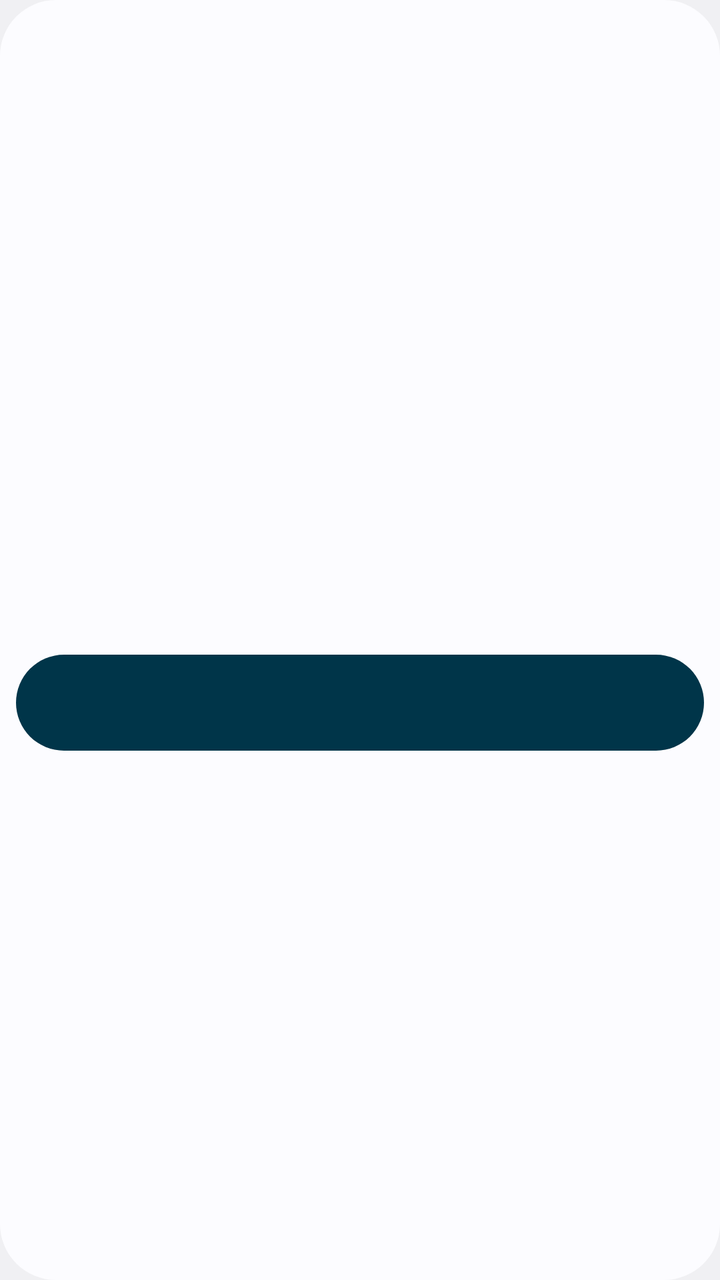
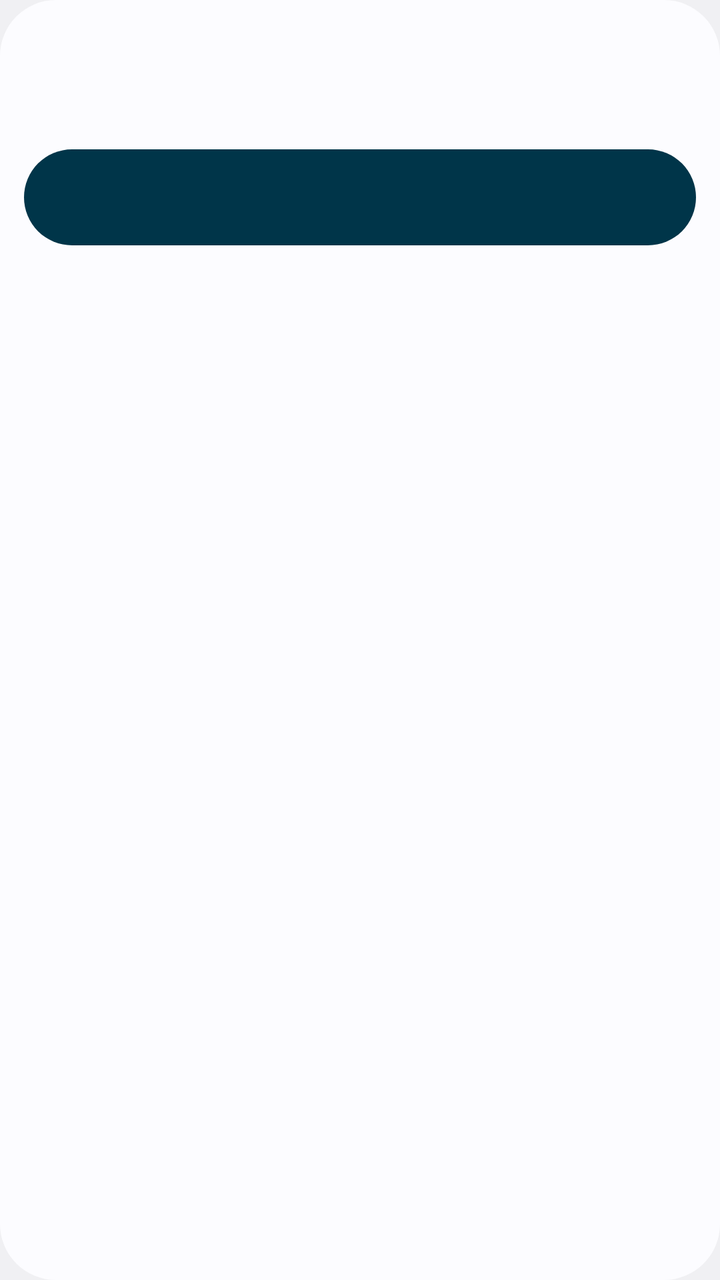

Two renders of the same Android screen: before a commit and after it. Below are the layout's source before the change and the commit's diff.
<!-- AndroidManifest.xml: application theme Theme.App -->
<!-- res/layout/widget_brew.xml -->
<?xml version="1.0" encoding="utf-8"?>
<LinearLayout xmlns:android="http://schemas.android.com/apk/res/android"
    android:layout_width="match_parent"
    android:layout_height="match_parent"
    android:background="@drawable/widget_brew_background"
    android:gravity="center_vertical"
    android:orientation="vertical"
    android:padding="8dp">

    <TextView android:id="@+id/widget_title" android:layout_width="match_parent" android:layout_height="wrap_content"
        android:textColor="@color/widget_secondary_text" android:textSize="10sp" />
    <LinearLayout android:id="@+id/widget_last_brew" android:layout_width="match_parent" android:layout_height="wrap_content" android:orientation="vertical">
    <TextView android:id="@+id/widget_coffee" android:layout_width="match_parent" android:layout_height="wrap_content"
        android:maxLines="1" android:textColor="@color/widget_primary_text" android:textSize="14sp" android:textStyle="bold" />
    <TextView android:id="@+id/widget_method" android:layout_width="match_parent" android:layout_height="wrap_content"
        android:maxLines="1" android:textColor="@color/widget_secondary_text" android:textSize="9sp" />
    <TextView android:id="@+id/widget_time" android:layout_width="match_parent" android:layout_height="wrap_content"
        android:textColor="@color/widget_secondary_text" android:textSize="10sp" />
    </LinearLayout>

    <LinearLayout android:id="@+id/widget_empty_content" android:layout_width="match_parent" android:layout_height="wrap_content" android:orientation="vertical" android:visibility="gone">
        <TextView android:id="@+id/widget_empty_title" android:layout_width="match_parent" android:layout_height="wrap_content"
            android:textColor="@color/widget_primary_text" android:textSize="14sp" android:textStyle="bold" />
        <TextView android:id="@+id/widget_empty_start" android:layout_width="match_parent" android:layout_height="wrap_content"
            android:text="@string/widget_empty_start" android:textColor="@color/widget_secondary_text" android:textSize="12sp" />
    </LinearLayout>

    <FrameLayout android:id="@+id/widget_action" android:layout_width="match_parent" android:layout_height="48dp"
        android:layout_marginTop="4dp" android:background="@drawable/widget_action_background" android:gravity="center">
        <TextView android:id="@+id/widget_action_label" android:layout_width="wrap_content" android:layout_height="wrap_content" android:layout_gravity="center"
            android:textColor="@color/widget_action_text" android:textSize="13sp" android:textStyle="bold" />
    </FrameLayout>
</LinearLayout>
<!-- resources referenced by this layout -->
<resources>
  <color name="widget_action_text">@android:color/system_neutral1_0</color>
  <color name="widget_primary_text">@android:color/system_neutral1_900</color>
  <color name="widget_secondary_text">@android:color/system_neutral1_700</color>
  <!-- drawable widget_action_background (drawable) -->
  <?xml version="1.0" encoding="utf-8"?>
  <shape xmlns:android="http://schemas.android.com/apk/res/android" android:shape="rectangle">
      <solid android:color="@color/widget_action_background" />
      <corners android:radius="26dp" />
  </shape>
  <!-- drawable widget_brew_background (drawable) -->
  <?xml version="1.0" encoding="utf-8"?>
  <shape xmlns:android="http://schemas.android.com/apk/res/android" android:shape="rectangle">
      <solid android:color="@color/widget_background" />
      <corners android:radius="@android:dimen/system_app_widget_background_radius" />
  </shape>
  <string name="widget_empty_start">Start a brew</string>
  <style name="Theme.App" parent="android:Theme.DeviceDefault.Light.NoActionBar" />
  <color name="widget_action_background">@android:color/system_accent1_800</color>
  <color name="widget_background">@android:color/system_neutral1_10</color>
</resources>

<!-- the commit's change to res/layout/widget_brew.xml (unified diff, before → after) -->
@@ -3,9 +3,9 @@
     android:layout_width="match_parent"
     android:layout_height="match_parent"
     android:background="@drawable/widget_brew_background"
-    android:gravity="center_vertical"
+    android:gravity="top"
     android:orientation="vertical"
-    android:padding="8dp">
+    android:padding="12dp">
 
     <TextView android:id="@+id/widget_title" android:layout_width="match_parent" android:layout_height="wrap_content"
         android:textColor="@color/widget_secondary_text" android:textSize="10sp" />
